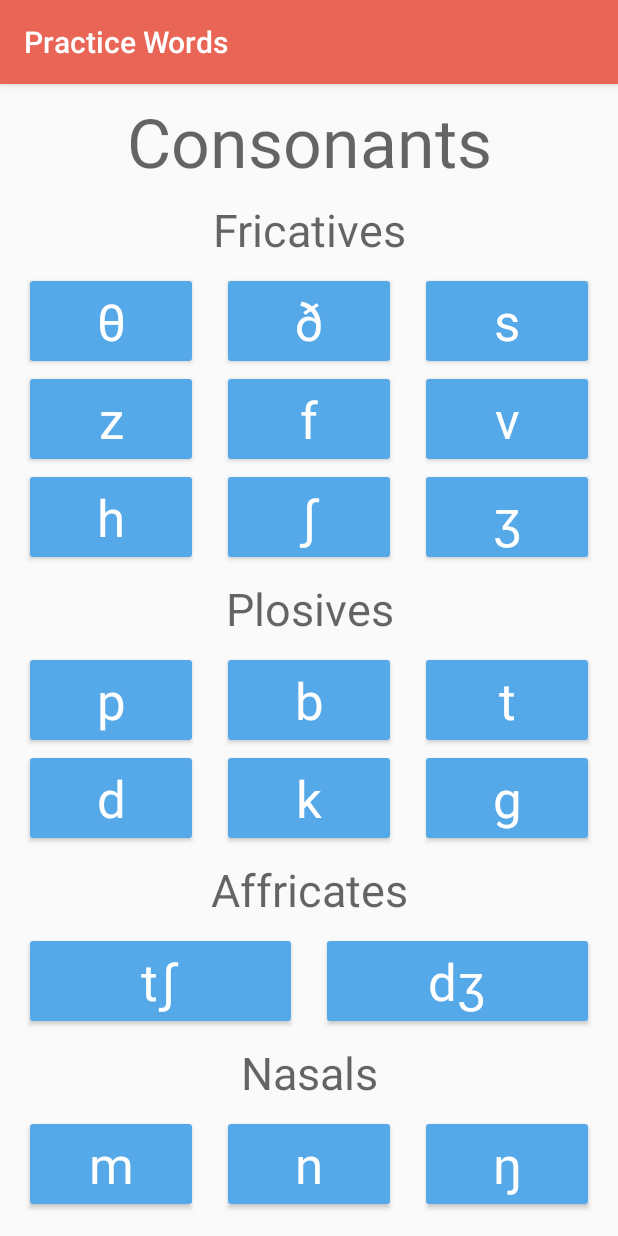
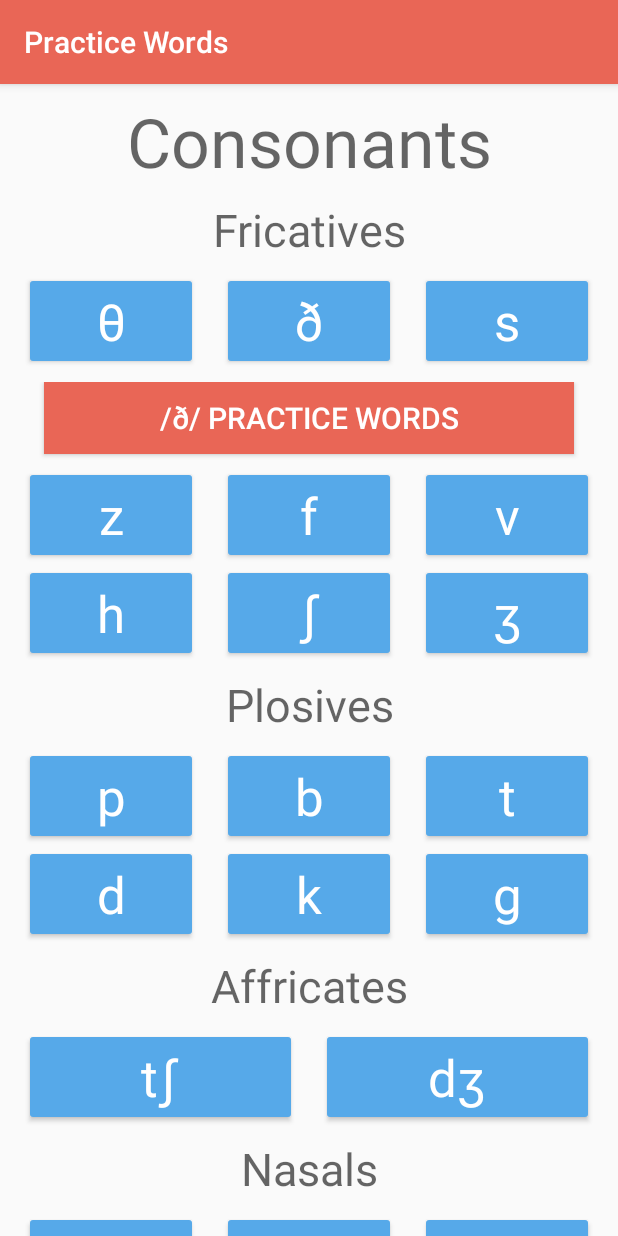
Before and after one commit to mattpocock/voicehacker-accents, an Android app: the screen it shows after launch (MainActivity), after a tap on an icon or button, on a phone screen of 412 x 824 dp. Run offline under Robolectric (Android 15) with nearby library versions, the light colour scheme and no system bars; 1 other tap on this screen came first.

Commit message:
Alpha 0.04
Implemented basic navigation bar in both vowels and consonants. Ready
for implementing the ViewPager with the words on next.

```diff
--- a/app/src/main/java/uk/co/voicehacker/app/practicewords/Consonants.java
+++ b/app/src/main/java/uk/co/voicehacker/app/practicewords/Consonants.java
@@ -1,12 +1,17 @@
 package uk.co.voicehacker.app.practicewords;
 
 import android.media.MediaPlayer;
+import android.os.Build;
+import android.support.annotation.RequiresApi;
 import android.support.v4.app.Fragment;
 import android.os.Bundle;
+import android.view.Gravity;
 import android.view.LayoutInflater;
 import android.view.View;
 import android.view.ViewGroup;
 import android.widget.Button;
+import android.widget.LinearLayout;
+import android.widget.Toast;
 
 /**
  * Created by Matt on 01-May-17.
@@ -19,6 +24,9 @@ public class Consonants extends Fragment {
     Button button1, button2, button3, button4, button5, button6, button7, button8, button9, button10, button11, button12, button13, button14, button15, button16, button17, button18, button19, button20, button21, button22, button23, button24, button25;
     MediaPlayer sound1, sound2, sound3, sound4, sound5, sound6, sound7, sound8, sound9, sound10, sound11, sound12, sound13, sound14, sound15, sound16, sound17, sound18, sound19, sound20, sound21, sound22, sound23, sound24, sound25;
 
+    // Is there a navbar?
+
+    boolean navBarOn = false;
 
     // Create Button Method
 
@@ -26,12 +34,14 @@ public class Consonants extends Fragment {
         btn = (Button) getView().findViewById(s.buttonid);
         btn.setText(s.symbol);
         btn.setSoundEffectsEnabled(false);
-        // mp = MediaPlayer.create(this, s.soundfile);
 
         final int sf = s.soundfile;
 
         btn.setOnClickListener(new View.OnClickListener() {
+            @RequiresApi(api = Build.VERSION_CODES.M)
             public void onClick(View v) {
+
+                // Handles Sound Playing
 
                 MediaPlayer media = mp;
                 media = MediaPlayer.create(getActivity(), sf);
@@ -44,8 +54,60 @@ public class Consonants extends Fragment {
                 });
                 media.start();
 
+                // Handles nav bar creation
+
+                LinearLayout newll = new LinearLayout(getContext());
+
+                newll.setId(R.id.navbarll);
+
+                LinearLayout.LayoutParams params = new LinearLayout.LayoutParams(LinearLayout.LayoutParams.MATCH_PARENT,
+                        LinearLayout.LayoutParams.WRAP_CONTENT);
+                params.setMargins(16,12,16,0);
+                params.gravity = Gravity.CENTER_HORIZONTAL;
+
+                Button navbtn = new Button(getContext());
+                navbtn.setId(R.id.navbarbtn);
 
 
+
+                LinearLayout oldll = (LinearLayout) getView().findViewById(R.id.consonantll); // Used in both statements
+
+                // Takes Out NavBtn
+
+                if (navBarOn) {
+                    Button insertedBtn = (Button) getView().findViewById(R.id.navbarbtn);
+                    LinearLayout newllid = (LinearLayout) getView().findViewById(R.id.navbarll);
+                    newllid.removeView(insertedBtn);
+                    oldll.removeView(newllid);
+                    navBarOn = false;
+                }
+
+                // Puts in Button
+
+                    int insertId = s.row + (s.section + 1);
+
+                    oldll.addView(newll, insertId, params);
+
+                    LinearLayout newllid = (LinearLayout) getView().findViewById(R.id.navbarll);
+
+                    newllid.addView(navbtn, 0, params);
+
+                    navBarOn = true;
+                    Button insertedBtn = (Button) getView().findViewById(R.id.navbarbtn);
+
+
+
+                    insertedBtn.setText("/" + s.symbol + "/ PRACTICE WORDS");
+                    insertedBtn.setAllCaps(false);
+                    insertedBtn.setTextSize(20);
+                    insertedBtn.setTextColor(getResources().getColor(R.color.white));
+                    insertedBtn.setBackgroundColor(getResources().getColor(R.color.colorPrimary));
+
+                insertedBtn.setOnClickListener(new View.OnClickListener() {
+                    public void onClick(View v) {
+                        Toast.makeText(getContext(), "/" + s.symbol + "/ Practice Words Coming Soon!", Toast.LENGTH_SHORT).show();
+                    }
+                });
             }
         });
 
@@ -112,12 +174,12 @@ public class Consonants extends Fragment {
 
         // Plosives
 
-        sound pSound = new sound(R.id.button10,"p",R.raw.psound,"The P Sound", 1,1,2, new String[]{"person, people"});
-        sound bSound = new sound(R.id.button11,"b",R.raw.bsound,"The B Sound", 2,1,2, new String[]{"bowl", "bible"});
-        sound tSound = new sound(R.id.button12,"t",R.raw.tsound,"The T Sound", 3,1,2, new String[]{"teen", "time"});
-        sound dSound = new sound(R.id.button13,"d",R.raw.dsound,"The D Sound", 1,2,2, new String[]{"dead", "header"});
-        sound kSound = new sound(R.id.button14,"k",R.raw.ksound,"The K Sound", 2,2,2, new String[]{"queue", "quite"});
-        sound gSound = new sound(R.id.button15,"g",R.raw.gsound,"The G Sound", 3,2,2, new String[]{"great", "green"});
+        sound pSound = new sound(R.id.button10,"p",R.raw.psound,"The P Sound", 1,4,2, new String[]{"person, people"});
+        sound bSound = new sound(R.id.button11,"b",R.raw.bsound,"The B Sound", 2,4,2, new String[]{"bowl", "bible"});
+        sound tSound = new sound(R.id.button12,"t",R.raw.tsound,"The T Sound", 3,4,2, new String[]{"teen", "time"});
+        sound dSound = new sound(R.id.button13,"d",R.raw.dsound,"The D Sound", 1,5,2, new String[]{"dead", "header"});
+        sound kSound = new sound(R.id.button14,"k",R.raw.ksound,"The K Sound", 2,5,2, new String[]{"queue", "quite"});
+        sound gSound = new sound(R.id.button15,"g",R.raw.gsound,"The G Sound", 3,5,2, new String[]{"great", "green"});
 
         createButton(button10, pSound, sound10);
         createButton(button11, bSound, sound11);
@@ -128,27 +190,27 @@ public class Consonants extends Fragment {
 
         // Affricates
 
-        sound chSound = new sound(R.id.button16,"tʃ",R.raw.chsound,"The CH Sound", 1,1,3, new String[]{"chime", "chew"});
-        sound jSound = new sound(R.id.button17,"dʒ",R.raw.jsound,"The J Sound", 2,1,3, new String[]{"project", "manager"});
+        sound chSound = new sound(R.id.button16,"tʃ",R.raw.chsound,"The CH Sound", 1,6,3, new String[]{"chime", "chew"});
+        sound jSound = new sound(R.id.button17,"dʒ",R.raw.jsound,"The J Sound", 2,6,3, new String[]{"project", "manager"});
         createButton(button16, chSound, sound16);
         createButton(button17, jSound, sound17);
 
         // Nasals
 
-        sound mSound = new sound(R.id.button18,"m",R.raw.msound,"The M Sound", 1,1,4, new String[]{"chime", "mother"});
-        sound nSound = new sound(R.id.button19,"n",R.raw.nsound,"The N Sound", 2,1,4, new String[]{"none", "crown"});
-        sound ngSound = new sound(R.id.button20,"ŋ",R.raw.ngsound,"The NG Sound", 3,1,4, new String[]{"sing", "finger"});
+        sound mSound = new sound(R.id.button18,"m",R.raw.msound,"The M Sound", 1,7,4, new String[]{"chime", "mother"});
+        sound nSound = new sound(R.id.button19,"n",R.raw.nsound,"The N Sound", 2,7,4, new String[]{"none", "crown"});
+        sound ngSound = new sound(R.id.button20,"ŋ",R.raw.ngsound,"The NG Sound", 3,7,4, new String[]{"sing", "finger"});
         createButton(button18, mSound, sound18);
         createButton(button19, nSound, sound19);
         createButton(button20, ngSound, sound20);
 
         // Approximants
 
-        sound lightLSound = new sound(R.id.button21,"l",R.raw.lightl,"The Light L", 1,1,5, new String[]{"light", "really"});
-        sound darkLSound = new sound(R.id.button22,"ɫ",R.raw.darkl,"The Dark L", 2,1,5, new String[]{"real", "milk"});
-        sound rSound = new sound(R.id.button23,"r",R.raw.rsound,"The R Sound", 3,1,5, new String[]{"project", "round"});
-        sound ySound = new sound(R.id.button24,"j",R.raw.ysound,"The Yod", 1,2,5, new String[]{"you", "beautiful"});
-        sound wSound = new sound(R.id.button25,"w",R.raw.wsound,"The W Sound", 1,2,5, new String[]{"when", "why"});
+        sound lightLSound = new sound(R.id.button21,"l",R.raw.lightl,"The Light L", 1,8,5, new String[]{"light", "really"});
+        sound darkLSound = new sound(R.id.button22,"ɫ",R.raw.darkl,"The Dark L", 2,8,5, new String[]{"real", "milk"});
+        sound rSound = new sound(R.id.button23,"r",R.raw.rsound,"The R Sound", 3,8,5, new String[]{"project", "round"});
+        sound ySound = new sound(R.id.button24,"j",R.raw.ysound,"The Yod", 1,9,5, new String[]{"you", "beautiful"});
+        sound wSound = new sound(R.id.button25,"w",R.raw.wsound,"The W Sound", 1,9,5, new String[]{"when", "why"});
         createButton(button21, lightLSound, sound21);
         createButton(button22, darkLSound, sound22);
         createButton(button23, rSound, sound23);
--- a/app/src/main/java/uk/co/voicehacker/app/practicewords/Vowels.java
+++ b/app/src/main/java/uk/co/voicehacker/app/practicewords/Vowels.java
@@ -3,10 +3,13 @@ package uk.co.voicehacker.app.practicewords;
 import android.media.MediaPlayer;
 import android.os.Bundle;
 import android.support.v4.app.Fragment;
+import android.view.Gravity;
 import android.view.LayoutInflater;
 import android.view.View;
 import android.view.ViewGroup;
 import android.widget.Button;
+import android.widget.LinearLayout;
+import android.widget.Toast;
 
 /**
  * Created by Matt on 01-May-17.
@@ -19,6 +22,7 @@ public class Vowels extends Fragment {
     Button button1, button2, button3, button4, button5, button6, button7, button8, button9, button10, button11, button12, button13, button14, button15, button16, button17, button18, button19, button20, button21;
     MediaPlayer sound1, sound2, sound3, sound4, sound5, sound6, sound7, sound8, sound9, sound10, sound11, sound12, sound13, sound14, sound15, sound16, sound17, sound18, sound19, sound20, sound21;
 
+    boolean navBarOn = false;
 
     // Create Button Method
 
@@ -44,7 +48,60 @@ public class Vowels extends Fragment {
                 });
                 media.start();
 
+                // Handles nav bar creation
 
+                LinearLayout newll = new LinearLayout(getContext());
+
+                newll.setId(R.id.navbarll);
+
+                LinearLayout.LayoutParams params = new LinearLayout.LayoutParams(LinearLayout.LayoutParams.MATCH_PARENT,
+                        LinearLayout.LayoutParams.WRAP_CONTENT);
+                params.setMargins(16,12,16,0);
+                params.gravity = Gravity.CENTER_HORIZONTAL;
+
+                Button navbtn = new Button(getContext());
+                navbtn.setId(R.id.navbarbtn);
+
+
+
+                LinearLayout oldll = (LinearLayout) getView().findViewById(R.id.vowelsll); // Used in both statements
+
+                // Takes Out NavBtn
+
+                if (navBarOn) {
+                    Button insertedBtn = (Button) getView().findViewById(R.id.navbarbtn);
+                    LinearLayout newllid = (LinearLayout) getView().findViewById(R.id.navbarll);
+                    newllid.removeView(insertedBtn);
+                    oldll.removeView(newllid);
+                    navBarOn = false;
+                }
+
+                // Puts in Button
+
+                int insertId = s.row + (s.section + 1);
+
+                oldll.addView(newll, insertId, params);
+
+                LinearLayout newllid = (LinearLayout) getView().findViewById(R.id.navbarll);
+
+                newllid.addView(navbtn, 0, params);
+
+                navBarOn = true;
+                Button insertedBtn = (Button) getView().findViewById(R.id.navbarbtn);
+
+
+
+                insertedBtn.setText("/" + s.symbol + "/ PRACTICE WORDS");
+                insertedBtn.setAllCaps(false);
+                insertedBtn.setTextSize(20);
+                insertedBtn.setTextColor(getResources().getColor(R.color.white));
+                insertedBtn.setBackgroundColor(getResources().getColor(R.color.colorPrimary));
+
+                insertedBtn.setOnClickListener(new View.OnClickListener() {
+                    public void onClick(View v) {
+                        Toast.makeText(getContext(), "/" + s.symbol + "/ Practice Words Coming Soon!", Toast.LENGTH_SHORT).show();
+                    }
+                });
 
             }
         });
@@ -91,11 +148,11 @@ public class Vowels extends Fragment {
 
         sound shortAhsound = new sound(R.id.button1,"æ",R.raw.ah,"The /æ/ Sound", 1,1,1, new String[]{"think","thumb","thistle"});
         sound ehSound = new sound(R.id.button2,"e",R.raw.eh,"The /e/ Sound", 2,1,1, new String[]{"although","this","them"});
-        sound ihSound = new sound(R.id.button3,"ɪ",R.raw.ih,"The /ɪ/ Sound", 3,1,1, new String[]{"simple"});
+        sound ihSound = new sound(R.id.button3,"ɪ",R.raw.ih,"The /ɪ/ Sound", 1,2,1, new String[]{"simple"});
         sound shortOohSound = new sound(R.id.button4,"ʊ",R.raw.ouh,"The /ʊ/ Sound", 1,2,1, new String[]{"these"});
         sound ohSound = new sound(R.id.button5,"ɒ",R.raw.oh,"The /ɒ/ Sound", 2,2,1, new String[]{"find"});
-        sound uhSound = new sound(R.id.button6,"ʌ",R.raw.uh,"The /ʌ/ Sound", 3,2,1, new String[]{"vindicate"});
-        sound schwaSound = new sound(R.id.button7,"ə",R.raw.schwa,"The Schwa", 1,3,1, new String[]{"hello", "hall", "high"});
+        sound uhSound = new sound(R.id.button6,"ʌ",R.raw.uh,"The /ʌ/ Sound", 1,3,1, new String[]{"vindicate"});
+        sound schwaSound = new sound(R.id.button7,"ə",R.raw.schwa,"The Schwa", 2,3,1, new String[]{"hello", "hall", "high"});
 
         createButton(button1, shortAhsound, sound1);
         createButton(button2, ehSound, sound2);
@@ -107,11 +164,11 @@ public class Vowels extends Fragment {
 
         // Long Vowels
 
-        sound eeSound = new sound(R.id.button8,"iː",R.raw.ee,"The /iː/ Sound", 1,1,2, new String[]{"shush", "relationship"});
-        sound ooSound = new sound(R.id.button9,"uː",R.raw.oo,"The /uː/ Sound", 2,1,2, new String[]{"measure", "treasure"});
-        sound urSound = new sound(R.id.button10,"ɜː",R.raw.ur,"The /ɜː/ Sound", 3,1,2, new String[]{"person, people"});
-        sound orSound = new sound(R.id.button11,"ɔː",R.raw.or,"The /ɔː/ Sound", 1,2,2, new String[]{"bowl", "bible"});
-        sound arSound = new sound(R.id.button12,"ɑː",R.raw.longah,"The /ɑː/ Sound", 2,2,2, new String[]{"teen", "time"});
+        sound eeSound = new sound(R.id.button8,"iː",R.raw.ee,"The /iː/ Sound", 1,4,2, new String[]{"shush", "relationship"});
+        sound ooSound = new sound(R.id.button9,"uː",R.raw.oo,"The /uː/ Sound", 2,4,2, new String[]{"measure", "treasure"});
+        sound urSound = new sound(R.id.button10,"ɜː",R.raw.ur,"The /ɜː/ Sound", 3,4,2, new String[]{"person, people"});
+        sound orSound = new sound(R.id.button11,"ɔː",R.raw.or,"The /ɔː/ Sound", 1,5,2, new String[]{"bowl", "bible"});
+        sound arSound = new sound(R.id.button12,"ɑː",R.raw.longah,"The /ɑː/ Sound", 2,5,2, new String[]{"teen", "time"});
 
         createButton(button8, eeSound, sound8);
         createButton(button9, ooSound, sound9);
@@ -121,14 +178,14 @@ public class Vowels extends Fragment {
 
         // Diphthongs
 
-        sound ay = new sound(R.id.button13,"eɪ",R.raw.ay,"The /eɪ/ Sound", 1,1,3, new String[]{"dead", "header"});
-        sound igh = new sound(R.id.button14,"aɪ",R.raw.igh,"The /aɪ/ Sound", 2,1,3, new String[]{"queue", "quite"});
-        sound ow = new sound(R.id.button15,"aʊ",R.raw.ow,"The /aʊ/ Sound", 3,1,3, new String[]{"great", "green"});
-        sound oh = new sound(R.id.button16,"əʊ",R.raw.o,"The /əʊ/ Sound", 1,2,3, new String[]{"chime", "chew"});
-        sound ear = new sound(R.id.button17,"ɪə",R.raw.ear,"The /ɪə/ Sound", 2,2,3, new String[]{"project", "manager"});
-        sound ehuh = new sound(R.id.button18,"eə",R.raw.air,"The /eə/ Sound", 3,2,3, new String[]{"chime", "mother"});
-        sound oy = new sound(R.id.button19,"ɔɪ",R.raw.oy,"The /ɔɪ/ Sound", 1,3,3, new String[]{"none", "crown"});
-        sound ure = new sound(R.id.button20,"ʊə",R.raw.ure,"The /ʊə/ Sound", 2,3,3, new String[]{"sing", "finger"});
+        sound ay = new sound(R.id.button13,"eɪ",R.raw.ay,"The /eɪ/ Sound", 1,6,3, new String[]{"dead", "header"});
+        sound igh = new sound(R.id.button14,"aɪ",R.raw.igh,"The /aɪ/ Sound", 2,6,3, new String[]{"queue", "quite"});
+        sound ow = new sound(R.id.button15,"aʊ",R.raw.ow,"The /aʊ/ Sound", 3,6,3, new String[]{"great", "green"});
+        sound oh = new sound(R.id.button16,"əʊ",R.raw.o,"The /əʊ/ Sound", 1,7,3, new String[]{"chime", "chew"});
+        sound ear = new sound(R.id.button17,"ɪə",R.raw.ear,"The /ɪə/ Sound", 2,7,3, new String[]{"project", "manager"});
+        sound ehuh = new sound(R.id.button18,"eə",R.raw.air,"The /eə/ Sound", 3,7,3, new String[]{"chime", "mother"});
+        sound oy = new sound(R.id.button19,"ɔɪ",R.raw.oy,"The /ɔɪ/ Sound", 1,8,3, new String[]{"none", "crown"});
+        sound ure = new sound(R.id.button20,"ʊə",R.raw.ure,"The /ʊə/ Sound", 2,8,3, new String[]{"sing", "finger"});
 
         createButton(button13, ay, sound13);
         createButton(button14, igh, sound14);
--- a/app/src/main/res/layout/consonants.xml
+++ b/app/src/main/res/layout/consonants.xml
@@ -8,6 +8,7 @@
     android:fillViewport="true">
 
     <LinearLayout
+        android:id="@+id/consonantll"
         android:layout_width="match_parent"
         android:layout_height="wrap_content"
         android:orientation="vertical"
@@ -16,7 +17,7 @@
         android:paddingRight="8dp">
 
         <TextView
-            android:id="@+id/textView2"
+            android:id="@+id/textView1"
             android:layout_width="fill_parent"
             android:layout_height="wrap_content"
             android:gravity="center_horizontal"
@@ -27,7 +28,7 @@
             android:textAppearance="@style/TextAppearance.AppCompat.Display2" />
 
         <TextView
-            android:id="@+id/textView"
+            android:id="@+id/textView2"
             android:layout_width="fill_parent"
             android:layout_height="wrap_content"
             android:gravity="center_horizontal"
@@ -44,6 +45,7 @@
             app:layout_constraintTop_toBottomOf="@+id/textView2" />
 
         <LinearLayout
+            android:id="@+id/row1"
             android:layout_width="match_parent"
             android:layout_height="wrap_content"
             android:orientation="horizontal">
@@ -88,6 +90,7 @@
         </LinearLayout>
 
         <LinearLayout
+            android:id="@+id/row2"
             android:layout_width="match_parent"
             android:layout_height="wrap_content"
             android:orientation="horizontal">
@@ -132,6 +135,7 @@
         </LinearLayout>
 
         <LinearLayout
+            android:id="@+id/row3"
             android:layout_width="match_parent"
             android:layout_height="wrap_content"
             android:orientation="horizontal">
@@ -176,7 +180,7 @@
         </LinearLayout>
 
         <TextView
-            android:id="@+id/textView"
+            android:id="@+id/textView3"
             android:layout_width="fill_parent"
             android:layout_height="wrap_content"
             android:gravity="center_horizontal"
@@ -193,6 +197,7 @@
             app:layout_constraintTop_toBottomOf="@+id/textView2" />
 
         <LinearLayout
+            android:id="@+id/row4"
             android:layout_width="match_parent"
             android:layout_height="wrap_content"
             android:orientation="horizontal">
@@ -237,6 +242,7 @@
         </LinearLayout>
 
         <LinearLayout
+            android:id="@+id/row5"
             android:layout_width="match_parent"
             android:layout_height="wrap_content"
             android:orientation="horizontal">
@@ -281,7 +287,7 @@
         </LinearLayout>
 
         <TextView
-            android:id="@+id/textView"
+            android:id="@+id/textView4"
             android:layout_width="fill_parent"
             android:layout_height="wrap_content"
             android:gravity="center_horizontal"
@@ -298,6 +304,7 @@
             app:layout_constraintTop_toBottomOf="@+id/textView2" />
 
         <LinearLayout
+            android:id="@+id/row6"
             android:layout_width="match_parent"
             android:layout_height="wrap_content"
             android:orientation="horizontal">
@@ -330,7 +337,7 @@
         </LinearLayout>
 
         <TextView
-            android:id="@+id/textView4"
+            android:id="@+id/textView5"
             android:layout_width="fill_parent"
             android:layout_height="wrap_content"
             android:gravity="center_horizontal"
@@ -347,6 +354,7 @@
             app:layout_constraintTop_toBottomOf="@+id/textView2" />
 
         <LinearLayout
+            android:id="@+id/row7"
             android:layout_width="match_parent"
             android:layout_height="wrap_content"
             android:orientation="horizontal">
@@ -391,7 +399,7 @@
         </LinearLayout>
 
         <TextView
-            android:id="@+id/textView5"
+            android:id="@+id/textView6"
             android:layout_width="fill_parent"
             android:layout_height="wrap_content"
             android:gravity="center_horizontal"
@@ -408,6 +416,7 @@
             app:layout_constraintTop_toBottomOf="@+id/textView2" />
 
         <LinearLayout
+            android:id="@+id/row8"
             android:layout_width="match_parent"
             android:layout_height="wrap_content"
             android:orientation="horizontal">
@@ -452,6 +461,7 @@
         </LinearLayout>
 
         <LinearLayout
+            android:id="@+id/row9"
             android:layout_width="match_parent"
             android:layout_height="wrap_content"
             android:orientation="horizontal">
@@ -460,14 +470,13 @@
                 android:id="@+id/button24"
                 style="@style/Widget.AppCompat.Button.Colored"
                 android:layout_width="0dp"
-                android:layout_weight=".33"
                 android:layout_height="wrap_content"
                 android:layout_marginLeft="8dp"
                 android:layout_marginRight="8dp"
+                android:layout_weight=".33"
 
                 android:textAppearance="@style/TextAppearance.AppCompat.Display1"
-                android:textColor="#fff"
-                />
+                android:textColor="#fff" />
 
             <Button
                 android:id="@+id/button25"
--- a/app/src/main/res/layout/vowels.xml
+++ b/app/src/main/res/layout/vowels.xml
@@ -8,6 +8,7 @@
     android:fillViewport="true">
 
     <LinearLayout
+        android:id="@+id/vowelsll"
         android:layout_width="match_parent"
         android:layout_height="wrap_content"
         android:orientation="vertical"
--- a/app/src/main/res/values/colors.xml
+++ b/app/src/main/res/values/colors.xml
@@ -3,4 +3,5 @@
     <color name="colorPrimary">#e96656</color>
     <color name="colorPrimaryDark">#d08176</color>
     <color name="colorAccent">#56a9e9</color>
+    <color name="white">#fff</color>
 </resources>
--- /dev/null
+++ b/app/src/main/res/values/ids.xml
@@ -0,0 +1,5 @@
+<?xml version="1.0" encoding="utf-8"?>
+<resources>
+    <item name="navbarbtn" type="id"/>
+    <item name="navbarll" type="id"/>
+</resources>
```
Also changed, not shown: app/src/main/res/drawable/background.xml (added, +7 -0 lines), app/src/main/res/values/styles.xml (+11 -0 lines), 1 other file.
